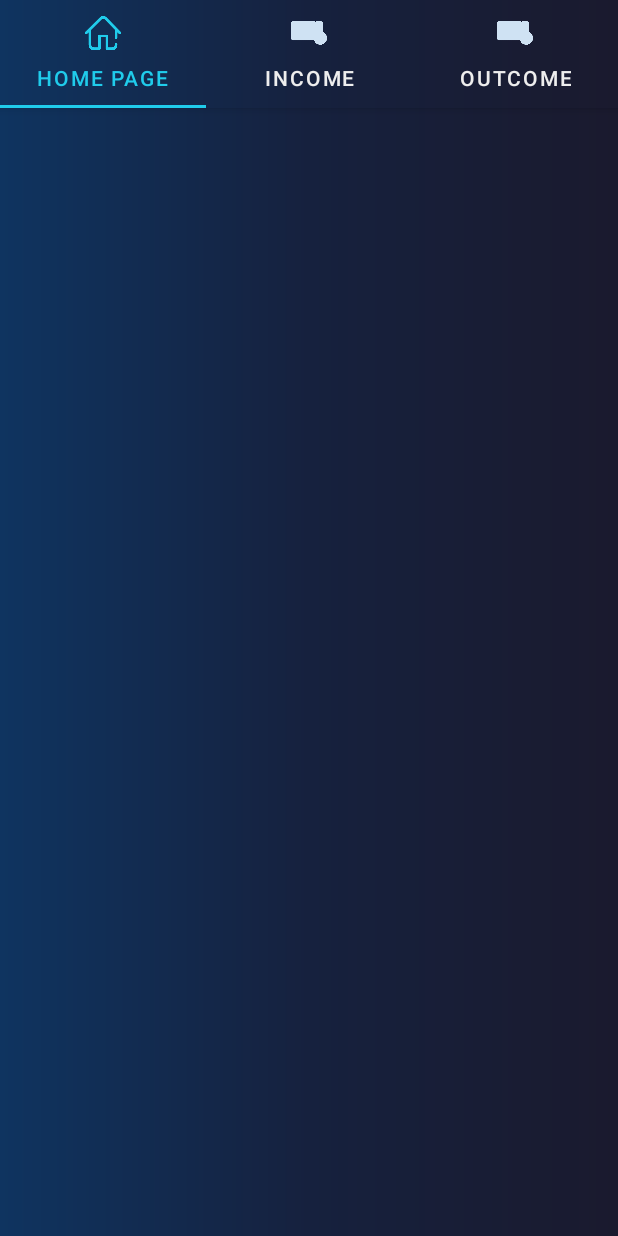
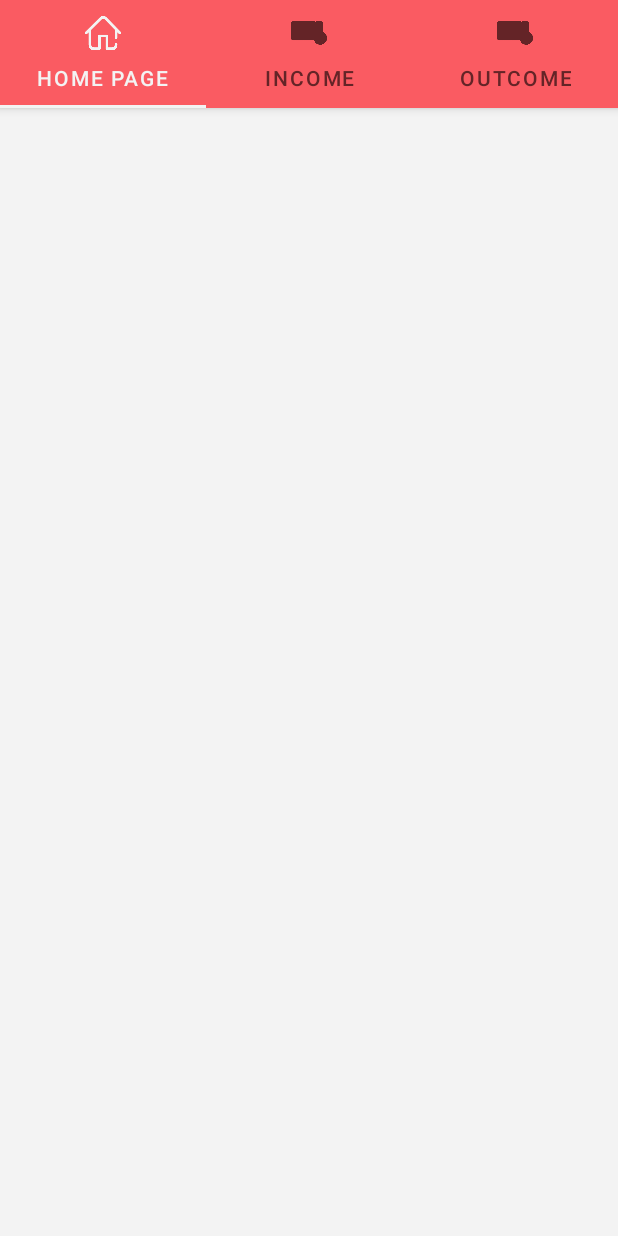
Before and after one commit to suatkkrer/DebtManager, an Android app: the screen it shows after launch (MainActivity), on a phone screen of 412 x 824 dp. Run offline under Robolectric (Android 15) with nearby library versions, the phone set to English and light mode, and no system bars.

Commit message:
background

```diff
--- a/app/src/main/AndroidManifest.xml
+++ b/app/src/main/AndroidManifest.xml
@@ -9,6 +9,8 @@
         android:roundIcon="@mipmap/ic_launcher_round"
         android:supportsRtl="true"
         android:theme="@style/Theme.DebtManager">
+        <activity android:name=".addOutCome"></activity>
+        <activity android:name=".addIncome" />
         <activity android:name=".MainActivity">
             <intent-filter>
                 <action android:name="android.intent.action.MAIN" />
--- a/app/src/main/res/color/your_color_selector.xml
+++ b/app/src/main/res/color/your_color_selector.xml
@@ -1,7 +1,7 @@
 <?xml version="1.0" encoding="utf-8"?>
 <selector xmlns:android="http://schemas.android.com/apk/res/android">
 
-    <item android:color="#20cceb" android:state_selected="true"/>
-    <item android:color="#CFE2F3"/>
+    <item android:color="#f3f3f3" android:state_selected="true"/>
+    <item android:color="#642427"/>
 
 </selector>
--- a/app/src/main/res/layout/activity_main.xml
+++ b/app/src/main/res/layout/activity_main.xml
@@ -4,7 +4,7 @@
     xmlns:app="http://schemas.android.com/apk/res-auto"
     xmlns:tools="http://schemas.android.com/tools"
     android:layout_width="match_parent"
-    android:background="@drawable/gradient2"
+    android:background="#f3f3f3"
     android:layout_height="match_parent"
     tools:context=".MainActivity">
 
@@ -14,12 +14,12 @@
 
         <com.google.android.material.tabs.TabLayout
             android:id="@+id/tabLayout"
-            app:tabIndicatorColor="#20cceb"
+            app:tabIndicatorColor="#f3f3f3"
             android:layout_width="match_parent"
-            android:background="@drawable/gradient2"
-            app:tabTextColor="#eeeeee"
+            android:background="#fa5b62"
+            app:tabTextColor="#642427"
             app:tabIconTint="@color/your_color_selector"
-            app:tabSelectedTextColor="#20cceb"
+            app:tabSelectedTextColor="#f3f3f3"
             android:layout_height="wrap_content">
 
             <com.google.android.material.tabs.TabItem
--- a/app/src/main/res/layout/incomefragment.xml
+++ b/app/src/main/res/layout/incomefragment.xml
@@ -3,7 +3,7 @@
     xmlns:android="http://schemas.android.com/apk/res/android"
     xmlns:app="http://schemas.android.com/apk/res-auto"
     xmlns:tools="http://schemas.android.com/tools"
-    android:background="@drawable/gradient2"
+    android:background="#f3f3f3"
     android:layout_width="match_parent"
     android:layout_height="match_parent">
 
@@ -26,7 +26,7 @@
         android:id="@+id/fb_button"
         android:layout_gravity="end|bottom"
         android:layout_margin="25dp"
-        android:backgroundTint="#20cceb"
+        android:backgroundTint="#fa5b62"
         app:fabSize="normal"
         android:src="@drawable/plusssss"
         android:elevation="6dp"
--- a/app/src/main/res/layout/mainfragment.xml
+++ b/app/src/main/res/layout/mainfragment.xml
@@ -2,7 +2,7 @@
 <androidx.constraintlayout.widget.ConstraintLayout
     xmlns:android="http://schemas.android.com/apk/res/android"
     android:layout_width="match_parent"
-    android:background="@drawable/gradient2"
+    android:background="#f3f3f3"
     android:layout_height="match_parent">
 
 </androidx.constraintlayout.widget.ConstraintLayout>
--- a/app/src/main/res/layout/outcomefragment.xml
+++ b/app/src/main/res/layout/outcomefragment.xml
@@ -2,7 +2,7 @@
 <androidx.coordinatorlayout.widget.CoordinatorLayout xmlns:android="http://schemas.android.com/apk/res/android"
     android:layout_width="match_parent"
     xmlns:app="http://schemas.android.com/apk/res-auto"
-    android:background="@drawable/gradient2"
+    android:background="#f3f3f3"
     android:layout_height="match_parent">
 
 
@@ -25,7 +25,7 @@
         android:id="@+id/fb_button"
         android:layout_gravity="end|bottom"
         android:layout_margin="25dp"
-        android:backgroundTint="#20cceb"
+        android:backgroundTint="#fa5b62"
         app:fabSize="normal"
         android:src="@drawable/minussss"
         android:elevation="6dp"
```
Also changed, not shown: app/src/main/java/com/suatkkrer/debtmanager/addIncome.java (added, +14 -0 lines), app/src/main/java/com/suatkkrer/debtmanager/addOutCome.java (added, +14 -0 lines), app/src/main/res/drawable/roundededit.xml (added, +16 -0 lines), app/src/main/res/layout/activity_add_income.xml (added, +10 -0 lines), app/src/main/res/layout/activity_add_out_come.xml (added, +15 -0 lines).
